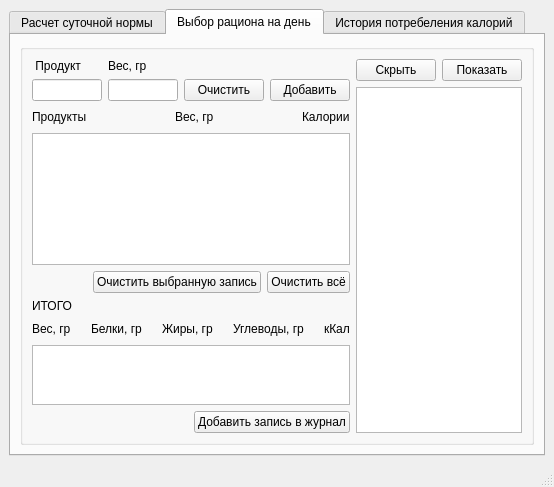
BazhenovVadim/Calorimeter, file ui_files/calorimeter.ui: the form before one commit.
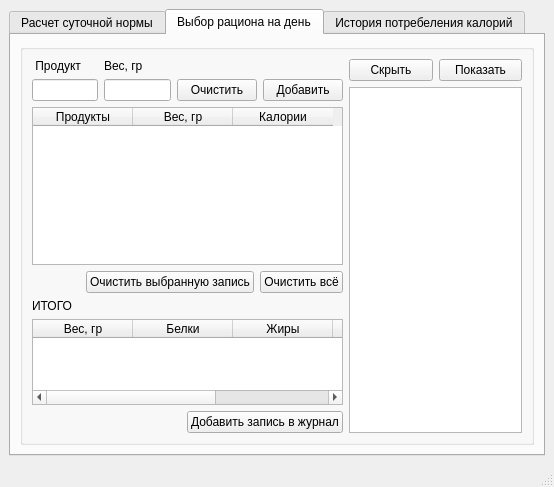
The form after the commit. The open tabs and pages were chosen to show the change.

The edit to the form file:
```diff
--- a/ui_files/calorimeter.ui
+++ b/ui_files/calorimeter.ui
@@ -399,69 +399,32 @@
                 </layout>
                </item>
                <item>
-                <layout class="QVBoxLayout" name="verticalLayout_13">
-                 <item>
-                  <layout class="QHBoxLayout" name="horizontalLayout_10">
-                   <item>
-                    <widget class="QLabel" name="label_products">
-                     <property name="text">
-                      <string>Продукты</string>
-                     </property>
-                    </widget>
-                   </item>
-                   <item>
-                    <spacer name="horizontalSpacer_5">
-                     <property name="orientation">
-                      <enum>Qt::Horizontal</enum>
-                     </property>
-                     <property name="sizeHint" stdset="0">
-                      <size>
-                       <width>40</width>
-                       <height>20</height>
-                      </size>
-                     </property>
-                    </spacer>
-                   </item>
-                   <item>
-                    <widget class="QLabel" name="label_weight_products">
-                     <property name="text">
-                      <string>Вес, гр</string>
-                     </property>
-                    </widget>
-                   </item>
-                   <item>
-                    <spacer name="horizontalSpacer_6">
-                     <property name="orientation">
-                      <enum>Qt::Horizontal</enum>
-                     </property>
-                     <property name="sizeHint" stdset="0">
-                      <size>
-                       <width>40</width>
-                       <height>20</height>
-                      </size>
-                     </property>
-                    </spacer>
-                   </item>
-                   <item>
-                    <widget class="QLabel" name="label_calories_products">
-                     <property name="text">
-                      <string>Калории</string>
-                     </property>
-                    </widget>
-                   </item>
-                  </layout>
-                 </item>
-                 <item>
-                  <widget class="QListWidget" name="listWidget_spisok_products">
-                   <property name="layoutDirection">
-                    <enum>Qt::LeftToRight</enum>
-                   </property>
-                   <property name="layoutMode">
-                    <enum>QListView::SinglePass</enum>
-                   </property>
-                  </widget>
-                 </item>
-                </layout>
+                <widget class="QTableWidget" name="tableWidget_spisok_products">
+                 <property name="editTriggers">
+                  <set>QAbstractItemView::NoEditTriggers</set>
+                 </property>
+                 <property name="dragEnabled">
+                  <bool>false</bool>
+                 </property>
+                 <property name="selectionBehavior">
+                  <enum>QAbstractItemView::SelectRows</enum>
+                 </property>
+                 <column>
+                  <property name="text">
+                   <string>Продукты</string>
+                  </property>
+                 </column>
+                 <column>
+                  <property name="text">
+                   <string>Вес, гр</string>
+                  </property>
+                 </column>
+                 <column>
+                  <property name="text">
+                   <string>Калории</string>
+                  </property>
+                 </column>
+                </widget>
                </item>
                <item>
                 <layout class="QHBoxLayout" name="horizontalLayout_15">
@@ -506,107 +469,47 @@
                  <item>
                   <layout class="QVBoxLayout" name="verticalLayout_12">
                    <item>
-                    <layout class="QHBoxLayout" name="horizontalLayout_12">
-                     <item>
-                      <widget class="QLabel" name="label_weight_ration_result">
-                       <property name="text">
-                        <string>Вес, гр</string>
-                       </property>
-                      </widget>
-                     </item>
-                     <item>
-                      <spacer name="horizontalSpacer_9">
-                       <property name="orientation">
-                        <enum>Qt::Horizontal</enum>
-                       </property>
-                       <property name="sizeHint" stdset="0">
-                        <size>
-                         <width>40</width>
-                         <height>20</height>
-                        </size>
-                       </property>
-                      </spacer>
-                     </item>
-                     <item>
-                      <widget class="QLabel" name="label_protein_result">
-                       <property name="text">
-                        <string>Белки, гр</string>
-                       </property>
-                      </widget>
-                     </item>
-                     <item>
-                      <spacer name="horizontalSpacer_8">
-                       <property name="orientation">
-                        <enum>Qt::Horizontal</enum>
-                       </property>
-                       <property name="sizeHint" stdset="0">
-                        <size>
-                         <width>40</width>
-                         <height>20</height>
-                        </size>
-                       </property>
-                      </spacer>
-                     </item>
-                     <item>
-                      <widget class="QLabel" name="label_fats_result">
-                       <property name="text">
-                        <string>Жиры, гр</string>
-                       </property>
-                      </widget>
-                     </item>
-                     <item>
-                      <spacer name="horizontalSpacer_7">
-                       <property name="orientation">
-                        <enum>Qt::Horizontal</enum>
-                       </property>
-                       <property name="sizeHint" stdset="0">
-                        <size>
-                         <width>40</width>
-                         <height>20</height>
-                        </size>
-                       </property>
-                      </spacer>
-                     </item>
-                     <item>
-                      <widget class="QLabel" name="label_carb_result">
-                       <property name="text">
-                        <string>Углеводы, гр</string>
-                       </property>
-                      </widget>
-                     </item>
-                     <item>
-                      <spacer name="horizontalSpacer_10">
-                       <property name="orientation">
-                        <enum>Qt::Horizontal</enum>
-                       </property>
-                       <property name="sizeHint" stdset="0">
-                        <size>
-                         <width>40</width>
-                         <height>20</height>
-                        </size>
-                       </property>
-                      </spacer>
-                     </item>
-                     <item>
-                      <widget class="QLabel" name="label_calories_result">
-                       <property name="text">
-                        <string>кКал</string>
-                       </property>
-                      </widget>
-                     </item>
-                    </layout>
-                   </item>
-                   <item>
-                    <widget class="QListWidget" name="listWidget_result_ration">
+                    <widget class="QTableWidget" name="tableWidget_result_ration">
                      <property name="maximumSize">
                       <size>
                        <width>16777215</width>
-                       <height>60</height>
+                       <height>120</height>
                       </size>
                      </property>
                      <property name="contextMenuPolicy">
                       <enum>Qt::DefaultContextMenu</enum>
                      </property>
+                     <property name="editTriggers">
+                      <set>QAbstractItemView::NoEditTriggers</set>
+                     </property>
+                     <property name="selectionBehavior">
+                      <enum>QAbstractItemView::SelectRows</enum>
+                     </property>
+                     <column>
+                      <property name="text">
+                       <string>Вес, гр</string>
+                      </property>
+                     </column>
+                     <column>
+                      <property name="text">
+                       <string>Белки</string>
+                      </property>
+                     </column>
+                     <column>
+                      <property name="text">
+                       <string>Жиры</string>
+                      </property>
+                     </column>
+                     <column>
+                      <property name="text">
+                       <string>Углеводы</string>
+                      </property>
+                     </column>
+                     <column>
+                      <property name="text">
+                       <string>Калории</string>
+                      </property>
+                     </column>
                     </widget>
                    </item>
                    <item>
```
Left out of the diff: 100 changed lines with no effect on the pictures.
